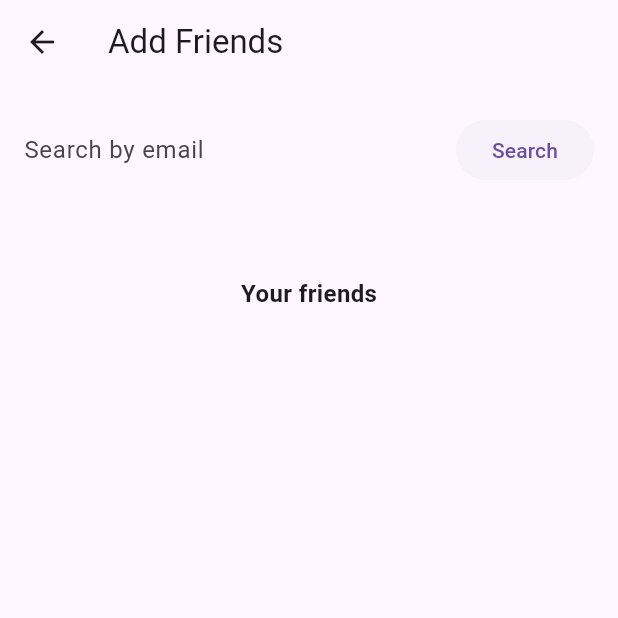
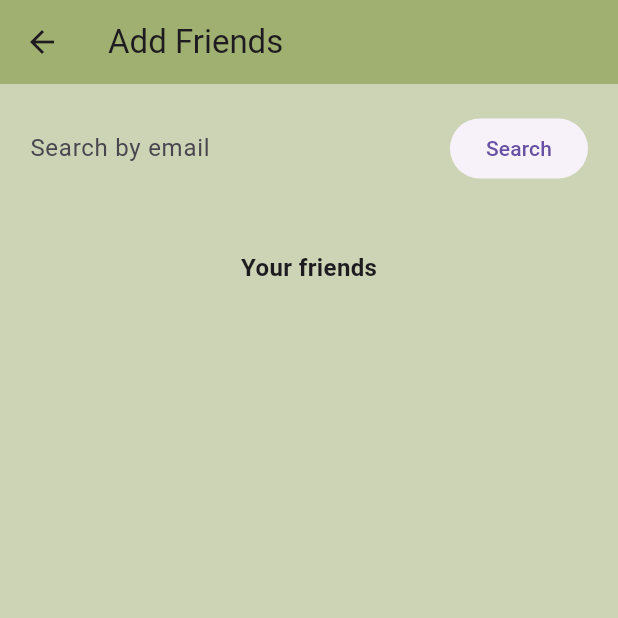
Before and after one commit to Nathan-Augustinov/ITFest, a Flutter app: the AddFriendsPage screen opened directly, on a phone screen of 412 x 824 dp, the top half of it. Run offline on Flutter 3.47's test engine with Material 3 defaults, Android fonts, the phone set to English and light mode, and no system bars; our stand-ins replace cloud_firestore, dropdown_button2, email_validator, firebase_auth, firebase_core, firebase_storage and 5 more; accounts and stored records are empty; network calls fail.

Commit message:
UI - changes and fixes

```diff
--- a/lib/screens/friends/add_friends.dart
+++ b/lib/screens/friends/add_friends.dart
@@ -1,7 +1,9 @@
 import 'package:cloud_firestore/cloud_firestore.dart';
 import 'package:firebase_auth/firebase_auth.dart';
 import 'package:flutter/material.dart';
+import 'package:it_fest/constants/app_colors.dart';
 import 'package:it_fest/constants/app_texts.dart';
+import 'package:it_fest/constants/insets.dart';
 
 class AddFriendsPage extends StatefulWidget {
   @override
@@ -112,15 +114,18 @@ class _AddFriendsPageState extends State<AddFriendsPage> {
   @override
   Widget build(BuildContext context) {
     return Scaffold(
+      backgroundColor: AppColors.lightGreen,
       appBar: AppBar(
         title: const Text('Add Friends'),
+        backgroundColor: AppColors.green,
       ),
-      body: SingleChildScrollView(
+      body: Container(
+        color: AppColors.lightGreen,
+        padding: AppInsets.leftRight20.copyWith(top: 15),
+        child: SingleChildScrollView(
           child: Column(
             children: [
-            Padding(
-              padding: const EdgeInsets.all(16.0),
-              child: Row(
+              Row(
                 children: [
                   Expanded(
                     child: TextField(
@@ -149,7 +154,6 @@ class _AddFriendsPageState extends State<AddFriendsPage> {
                   ),
                 ],
               ),
-            ),
               if (isUserFound)
                 Padding(
                   padding: const EdgeInsets.symmetric(vertical: 8.0),
@@ -157,7 +161,8 @@ class _AddFriendsPageState extends State<AddFriendsPage> {
                     children: [
                       Text(
                         'User Found: $foundUserEmail',
-                      style: const TextStyle(color: Colors.green, fontSize: 16),
+                        style:
+                            const TextStyle(color: Colors.green, fontSize: 16),
                       ),
                       ElevatedButton(
                         onPressed: () {
@@ -191,7 +196,8 @@ class _AddFriendsPageState extends State<AddFriendsPage> {
                     // Wrap ListTile with Card for better visuals
                     elevation: 2, // Adds a slight shadow under each Card
                     margin: const EdgeInsets.symmetric(
-                      vertical: 4, horizontal: 8), // Spacing between each Card
+                        vertical: 4,
+                        horizontal: 8), // Spacing between each Card
                     child: ListTile(
                       leading: CircleAvatar(
                         // Display an initial or icon in the circle avatar
@@ -229,6 +235,7 @@ class _AddFriendsPageState extends State<AddFriendsPage> {
             ],
           ),
         ),
+      ),
     );
   }
 }
--- a/lib/screens/goals/add_goal.dart
+++ b/lib/screens/goals/add_goal.dart
@@ -271,6 +271,7 @@ class _AddGoalScreenState extends State<AddGoalScreen> {
                             _createListOfCheckedFriends();
                             addPersonalGoalToForebase(
                                 goal, userEmail, _friendsEmails);
+                            Navigator.pop(context);
                           }
                         }),
                   ),
--- a/lib/widgets/custom_checkbox_list.dart
+++ b/lib/widgets/custom_checkbox_list.dart
@@ -7,6 +7,7 @@ class CheckboxDialog extends StatefulWidget {
 
   final List<Account> friendList;
   List<bool> checkboxStates;
+
   @override
   State<CheckboxDialog> createState() => _CheckboxDialogState();
 }
@@ -39,7 +40,7 @@ class _CheckboxDialogState extends State<CheckboxDialog> {
           ],
         ),
       ),
-      actions: <Widget>[
+      actions: [
         ElevatedButton(
           onPressed: () {
             Navigator.of(context).pop();
--- a/lib/widgets/goal_with_friend_card.dart
+++ b/lib/widgets/goal_with_friend_card.dart
@@ -36,7 +36,6 @@ class _SharedGoalFriendsCardState extends State<SharedGoalFriendsCard> {
                         height: 170,
                         padding: AppInsets.top20.copyWith(bottom: 10),
                         child: Container(
-                          //   width: 230,
                           decoration: BoxDecoration(
                             color: AppColors.friendCardOrange,
                             borderRadius: BorderRadius.circular(16.0),
```
Also changed, not shown: lib/screens/goals/_utilities.dart (+18 -1 lines), lib/screens/goals/goal_details_screen.dart (+10 -0 lines), lib/screens/home/home_screen.dart (+5 -2 lines), lib/widgets/goal_card.dart (+23 -31 lines). Lines whose indentation alone changed are shown as unchanged.
